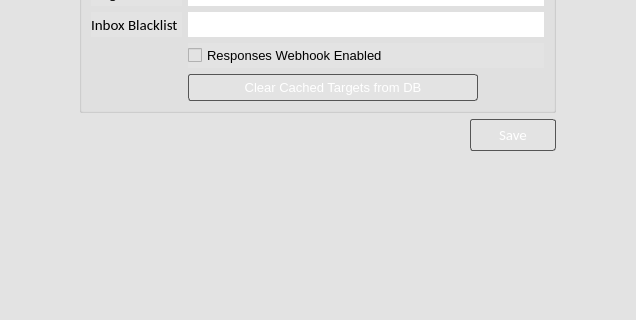
First picture: the form in ui/gui.ui, repository adamnBlack/pyqt_monster, before the edit; both pictures show x 339 to 975 and y 256 to 576 of the 1300 by 800 pixel window.
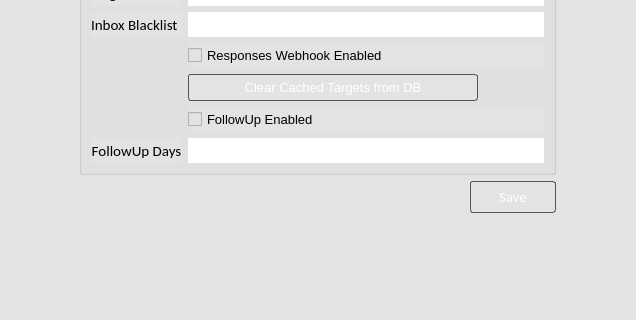
Second picture: the form after the edit. The open tabs and pages were chosen to show the change. Icons and pictures are not drawn.

Patch:
```diff
--- a/ui/gui.ui
+++ b/ui/gui.ui
@@ -3223,6 +3223,90 @@
              </property>
             </widget>
            </item>
+           <item row="0" column="0">
+            <widget class="QLabel" name="label_10">
+             <property name="minimumSize">
+              <size>
+               <width>0</width>
+               <height>25</height>
+              </size>
+             </property>
+             <property name="font">
+              <font>
+               <family>Calibri</family>
+               <pointsize>11</pointsize>
+              </font>
+             </property>
+             <property name="text">
+              <string>Webhook Link</string>
+             </property>
+             <property name="alignment">
+              <set>Qt::AlignCenter</set>
+             </property>
+            </widget>
+           </item>
+           <item row="6" column="0">
+            <widget class="QLabel" name="label_13">
+             <property name="minimumSize">
+              <size>
+               <width>0</width>
+               <height>25</height>
+              </size>
+             </property>
+             <property name="font">
+              <font>
+               <family>Calibri</family>
+               <pointsize>11</pointsize>
+              </font>
+             </property>
+             <property name="text">
+              <string>FollowUp Days</string>
+             </property>
+             <property name="alignment">
+              <set>Qt::AlignCenter</set>
+             </property>
+            </widget>
+           </item>
+           <item row="6" column="1">
+            <widget class="QLineEdit" name="lineEdit_configuration_followup_days">
+             <property name="minimumSize">
+              <size>
+               <width>0</width>
+               <height>25</height>
+              </size>
+             </property>
+             <property name="font">
+              <font>
+               <family>Calibri</family>
+               <pointsize>11</pointsize>
+              </font>
+             </property>
+             <property name="styleSheet">
+              <string notr="true">background-color: rgb(255, 255, 255);</string>
+             </property>
+             <property name="frame">
+              <bool>false</bool>
+             </property>
+            </widget>
+           </item>
+           <item row="5" column="1">
+            <widget class="QCheckBox" name="checkBox_configuration_followup_enabled">
+             <property name="minimumSize">
+              <size>
+               <width>0</width>
+               <height>25</height>
+              </size>
+             </property>
+             <property name="font">
+              <font>
+               <pointsize>10</pointsize>
+              </font>
+             </property>
+             <property name="text">
+              <string>FollowUp Enabled</string>
+             </property>
+            </widget>
+           </item>
           </layout>
          </widget>
         </item>
```
Left out of the diff: 221 changed lines with no effect on the pictures.
